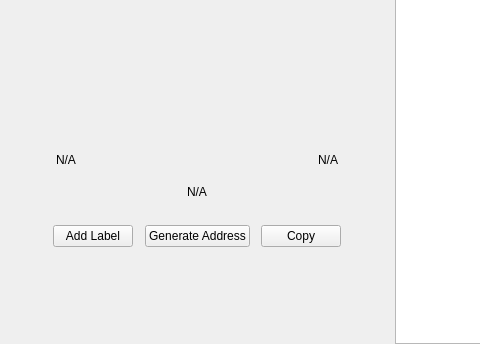
Above: src/qt/pivx/forms/receivewidget.ui from SkynetResearchProject/Skyrcoin before the change; both pictures show x 0 to 480 and y 285 to 629 of the 629 by 629 pixel window. Below: the same form after it.
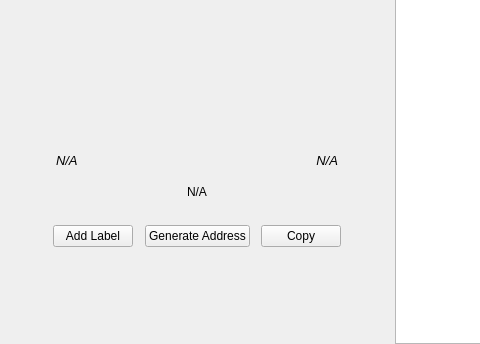
That is the form after the change. Custom widgets are drawn as their Qt base class.

```diff
--- a/src/qt/pivx/forms/receivewidget.ui
+++ b/src/qt/pivx/forms/receivewidget.ui
@@ -119,7 +119,7 @@
          <widget class="QWidget" name="layoutQR" native="true">
           <property name="maximumSize">
            <size>
-            <width>510</width>
+            <width>16777215</width>
             <height>16777215</height>
            </size>
           </property>
@@ -186,6 +186,12 @@
                <height>0</height>
               </size>
              </property>
+             <property name="font">
+              <font>
+               <pointsize>10</pointsize>
+               <italic>true</italic>
+              </font>
+             </property>
              <layout class="QHBoxLayout" name="horizontalLayout_5">
               <item>
                <widget class="QLabel" name="labelLabel">
@@ -201,7 +207,7 @@
                 </property>
                 <property name="sizeHint" stdset="0">
                  <size>
-                  <width>141</width>
+                  <width>160</width>
                   <height>20</height>
                  </size>
                 </property>
```
Left out of the diff: 18 changed lines with no effect on the pictures.
